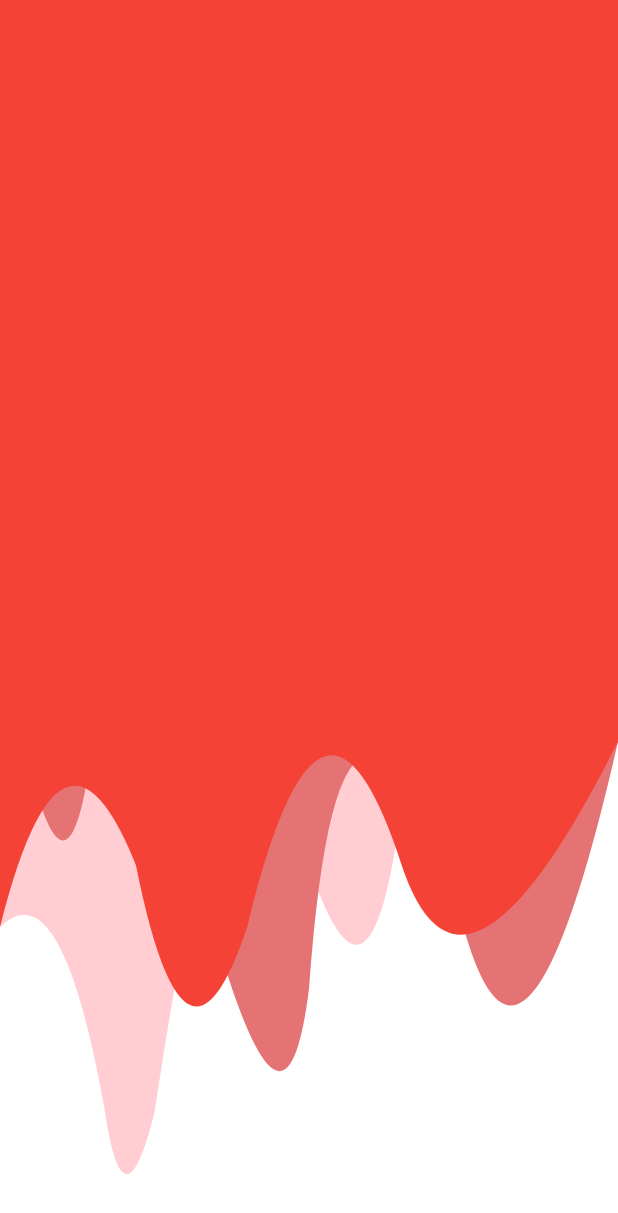
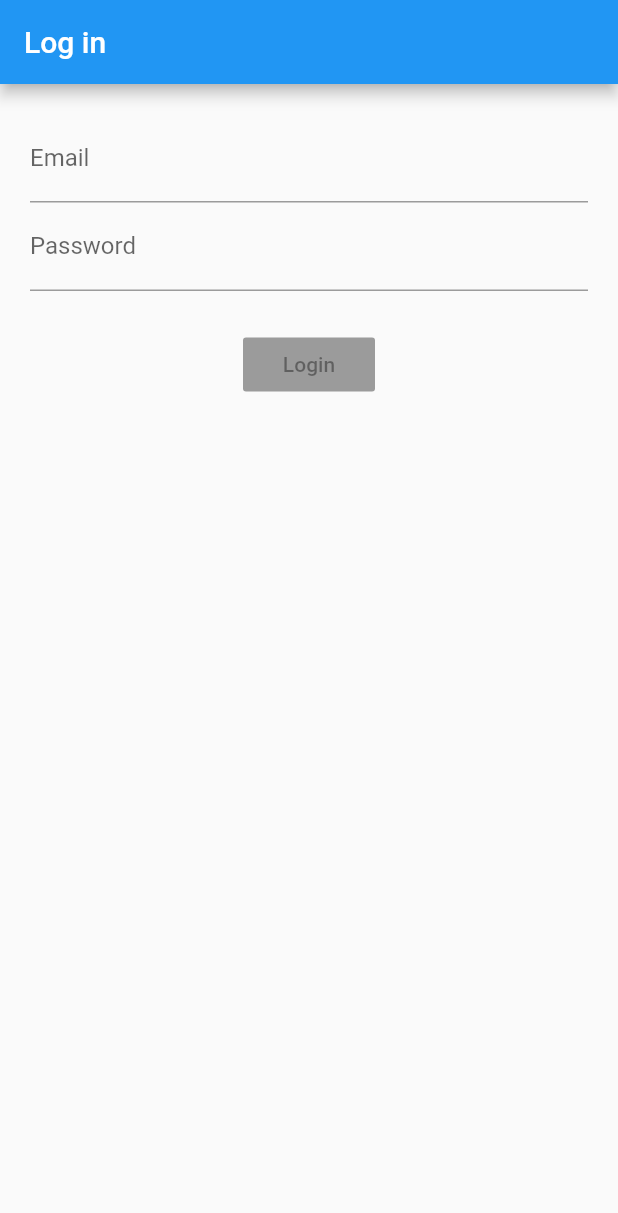
Before and after one commit to sabsab-yeng/SFD, a Flutter app: the screen it shows after launch, on a phone screen of 412 x 824 dp. Shown: the top 1213 px of the screen. Run offline on Flutter 3.47's test engine with Material 2 defaults, Android fonts, the phone set to English and light mode, and no system bars; our stand-ins replace rxdart; missing offline and left inert: rect_getter.

Commit message:
Create bloc-provider-validator for login page

```diff
--- /dev/null
+++ b/lib/bloc/bloc.dart
@@ -0,0 +1,34 @@
+import 'package:rxdart/rxdart.dart';
+import 'package:sfd/bloc/validators.dart';
+import 'dart:async';
+
+class Bloc extends Object with Validators {
+  final _emailController = BehaviorSubject<String>();
+  final _passwordController = BehaviorSubject<String>();
+
+  //Add data to Stream
+  Stream<String> get email => _emailController.stream.transform(validateEmail);
+  Stream<String> get password =>
+      _passwordController.stream.transform(validatePassword);
+
+  //Handle when we click and send data to stream
+  Stream<bool> get submitValid =>
+      Observable.combineLatest2(email, password, (e, p) => true);
+
+  //Change Data
+  Function(String) get changeEmail => _emailController.sink.add;
+  Function(String) get changePassword => _passwordController.sink.add;
+
+  //submit
+  submit() {
+    final validEmail = _emailController.value;
+    final validPassword = _passwordController.value;
+
+    print("Email: $validEmail and Password: $validPassword");
+  }
+
+  dispose(){
+    _passwordController.close();
+    _emailController.close();
+  }
+}
--- /dev/null
+++ b/lib/bloc/providers.dart
@@ -0,0 +1,14 @@
+import 'package:flutter/widgets.dart';
+import 'package:sfd/bloc/bloc.dart';
+
+class Provider extends InheritedWidget{
+  final bloc = Bloc();
+
+  Provider({Key key, Widget child}) : super(key: key, child: child);
+
+  bool updateShouldNotify(_) => true;
+
+  static Bloc of(BuildContext context){
+    return(context.inheritFromWidgetOfExactType(Provider) as Provider).bloc;
+  }
+}
--- /dev/null
+++ b/lib/bloc/validators.dart
@@ -0,0 +1,20 @@
+import 'dart:async';
+
+class Validators {
+  //List [String, String]
+  final validateEmail = StreamTransformer<String, String>.fromHandlers(handleData: (email, sink){
+    if(email.contains("@")){
+      sink.add(email);
+    }
+    else{
+      sink.addError("ອີເມວບໍຖືກຕອ້ງ!!!..");
+    }
+  });
+  final validatePassword = StreamTransformer<String, String>.fromHandlers(handleData: (password, sink){
+    if(password.length > 4){
+      sink.add(password);
+    }else{
+      sink.addError("ລະຫັດຜ່ານຂອງທ່ານຢ່າງໜ້ອຍໃຫ້ມີ 5 ຕົວອັກສອນຂື້ນໄປ");
+    }
+  });
+}
--- a/lib/main.dart
+++ b/lib/main.dart
@@ -1,18 +1,25 @@
 import 'package:flutter/material.dart';
-import 'ui/day12/clipper/clipper_page.dart';
+import 'package:sfd/ui/day13/login_page.dart';
+
+import 'bloc/providers.dart';
 
 void main() => runApp(MyApp());
 
 class MyApp extends StatelessWidget {
   @override
   Widget build(BuildContext context) {
-    return MaterialApp(
-      title: 'Flutter Demo',
-      theme: ThemeData(
-        primarySwatch: Colors.blue,
+    return Provider(
+      child: MaterialApp(
+        title: 'Flutter Demo',
+        theme: ThemeData(
+          primarySwatch: Colors.blue,
+        ),
+        home: Scaffold(
+          appBar: AppBar(title: Text("Log in")),
+          body: LoginPage(),
+        ),
+        debugShowCheckedModeBanner: false,
       ),
-      home: ClipperPage(),
-      debugShowCheckedModeBanner: false,
     );
   }
 }
--- /dev/null
+++ b/lib/ui/day13/login_page.dart
@@ -0,0 +1,75 @@
+import 'package:flutter/material.dart';
+import 'package:sfd/bloc/bloc.dart';
+import 'package:sfd/bloc/providers.dart';
+
+class LoginPage extends StatefulWidget {
+  @override
+  _LoginPageState createState() => _LoginPageState();
+}
+
+class _LoginPageState extends State<LoginPage> {
+
+  Widget emailFieled(Bloc bloc) {
+    return StreamBuilder(
+      stream: bloc.email,
+      builder: (context, snapshot) {
+        return TextField(
+          onChanged: bloc.changeEmail,
+          keyboardType: TextInputType.text,
+          decoration: InputDecoration(
+            labelText: 'Email',
+            hintText: "Email",
+            errorText: snapshot.error,
+          ),
+        );
+      },
+    );
+  }
+
+  Widget passFieled(Bloc bloc) {
+    return StreamBuilder(
+      stream: bloc.password,
+      builder: (context, snapshot) {
+        return TextField(
+          onChanged: bloc.changePassword,
+          keyboardType: TextInputType.text,
+          obscureText: true,
+          decoration: InputDecoration(
+            labelText: 'Password',
+            hintText: "Password",
+            errorText: snapshot.error,
+          ),
+        );
+      },
+    );
+  }
+
+  Widget submitButton(Bloc bloc) {
+    return StreamBuilder(
+      stream: bloc.submitValid,
+      builder: (context, snapshot) {
+        return RaisedButton(
+          child: Text("Login"),
+          color: Colors.blue,
+          onPressed: snapshot.hasData ? bloc.submit() : null,
+        );
+      },
+    );
+  }
+
+  @override
+  Widget build(BuildContext context) {
+    final bloc = Provider.of(context);
+    return Container(
+      margin: EdgeInsets.all(20),
+      child: Column(
+        children: <Widget>[
+          emailFieled(bloc),
+          passFieled(bloc),
+          Container(margin: EdgeInsets.only(top: 25.0),),
+          submitButton(bloc),
+        ],
+      ),
+    );
+  }
+}
--- a/pubspec.yaml
+++ b/pubspec.yaml
@@ -20,6 +20,9 @@ dependencies:
   flutter:
     sdk: flutter
   rect_getter: ^0.1.0
+  # rxdart: ^0.16.7
+  rxdart: ^0.18.0
+
 
   # The following adds the Cupertino Icons font to your application.
   # Use with the CupertinoIcons class for iOS style icons.
```
